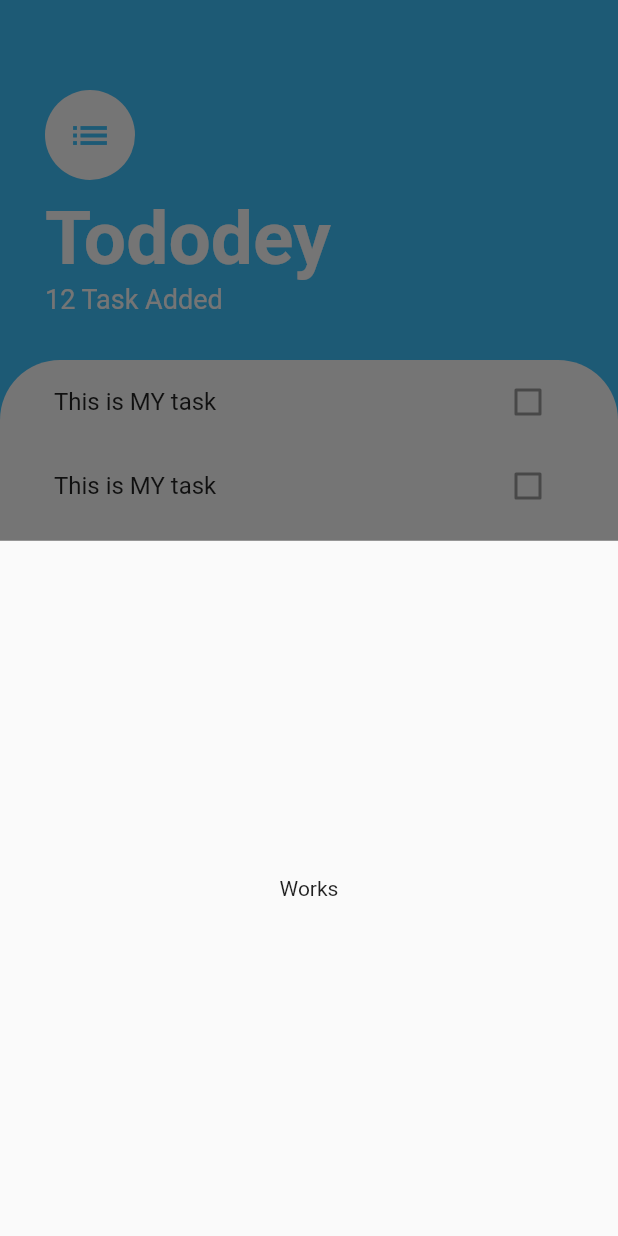
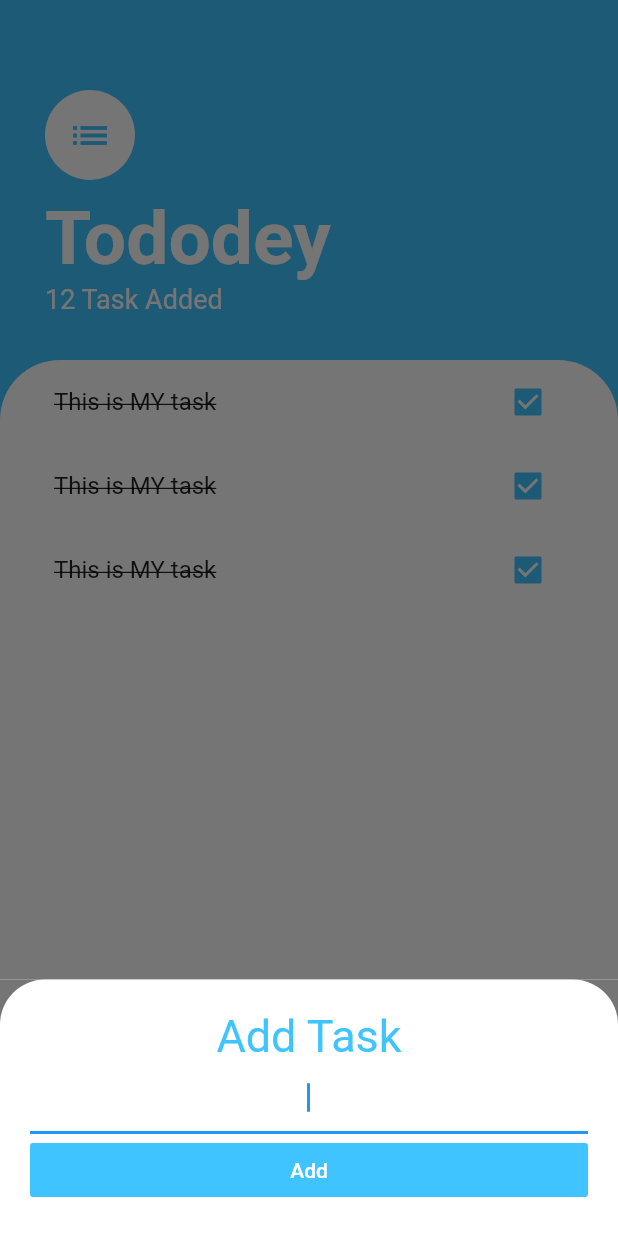
Before and after one commit to Adil-Rangila/todoey_flutter, a Flutter app: the screen it shows after launch, after a tap on the "add" icon, on a phone screen of 412 x 824 dp. Run offline on Flutter 3.47's test engine with Material 2 defaults, Android fonts, the phone set to English and light mode, and no system bars.

Commit message:
check box working

```diff
--- /dev/null
+++ b/lib/screens/add_task_screen.dart
@@ -0,0 +1,42 @@
+import 'package:flutter/material.dart';
+
+class AddTaskScreen extends StatelessWidget {
+  @override
+  Widget build(BuildContext context) {
+    return Container(
+      color: Color(0xff757575),
+      child: Container(
+        padding: EdgeInsets.all(20.0),
+        decoration: BoxDecoration(
+          color: Colors.white,
+          borderRadius: BorderRadius.only(
+            topLeft: Radius.circular(30.0),
+            topRight: Radius.circular(30.0),
+          ),
+        ),
+        child: Column(
+          crossAxisAlignment: CrossAxisAlignment.stretch,
+          children: <Widget>[
+            Text(
+              'Add Task',
+              textAlign: TextAlign.center,
+              style: TextStyle(fontSize: 30.0, color: Colors.lightBlueAccent),
+            ),
+            TextField(
+              textAlign: TextAlign.center,
+              autofocus: true,
+            ),
+            FlatButton(
+              onPressed: () {},
+              child: Text(
+                'Add',
+                style: TextStyle(color: Colors.white),
+              ),
+              color: Colors.lightBlueAccent,
+            )
+          ],
+        ),
+      ),
+    );
+  }
+}
--- a/lib/screens/task.dart
+++ b/lib/screens/task.dart
@@ -1,15 +1,9 @@
+import 'package:flutter/cupertino.dart';
 import 'package:flutter/material.dart';
+import 'package:todoey_flutter/screens/add_task_screen.dart';
 import 'package:todoey_flutter/widgest/list_task.dart';
 
 class TasksScreen extends StatelessWidget {
-  Widget buildBottomSheet(BuildContext context) {
-    return Container(
-      child: Center(
-        child: Text('Works'),
-      ),
-    );
-  }
-
   @override
   Widget build(BuildContext context) {
     return Scaffold(
@@ -69,7 +63,16 @@ class TasksScreen extends StatelessWidget {
       ),
       floatingActionButton: FloatingActionButton(
         onPressed: () {
-          showModalBottomSheet(context: context, builder: buildBottomSheet);
+          showModalBottomSheet(
+              isScrollControlled: true,
+              context: context,
+              builder: (context) => SingleChildScrollView(
+                    child: Container(
+                      padding: EdgeInsets.only(
+                          bottom: MediaQuery.of(context).viewInsets.bottom),
+                      child: AddTaskScreen(),
+                    ),
+                  ));
         },
         child: Icon(
           Icons.add,
--- a/lib/widgest/list_task.dart
+++ b/lib/widgest/list_task.dart
@@ -9,6 +9,7 @@ class ListViewTask extends StatelessWidget {
       children: <Widget>[
         ListTileTask(),
         ListTileTask(),
+        ListTileTask(),
       ],
     );
   }
--- a/lib/widgest/list_tile.dart
+++ b/lib/widgest/list_tile.dart
@@ -1,11 +1,45 @@
 import 'package:flutter/material.dart';
 
-class ListTileTask extends StatelessWidget {
+class ListTileTask extends StatefulWidget {
+  @override
+  _ListTileTaskState createState() => _ListTileTaskState();
+}
+
+class _ListTileTaskState extends State<ListTileTask> {
+  bool isChecked = true;
+
   @override
   Widget build(BuildContext context) {
     return ListTile(
-      title: Text('This is MY task'),
-      trailing: Checkbox(value: false, onChanged: null),
+      title: Text(
+        'This is MY task',
+        style: TextStyle(
+            decoration: isChecked ? TextDecoration.lineThrough : null),
+      ),
+      trailing: TaskCheckBox(
+        checkBoxState: isChecked,
+        toggleCheckBox: (bool newValue) {
+          setState(() {
+            isChecked = newValue;
+          });
+        },
+      ),
     );
   }
 }
+
+class TaskCheckBox extends StatelessWidget {
+  final bool checkBoxState;
+  final Function toggleCheckBox;
+
+  TaskCheckBox({this.checkBoxState, this.toggleCheckBox});
+
+  @override
+  Widget build(BuildContext context) {
+    return Checkbox(
+      value: checkBoxState,
+      activeColor: Colors.lightBlueAccent,
+      onChanged: toggleCheckBox,
+    );
+  }
+}
```
